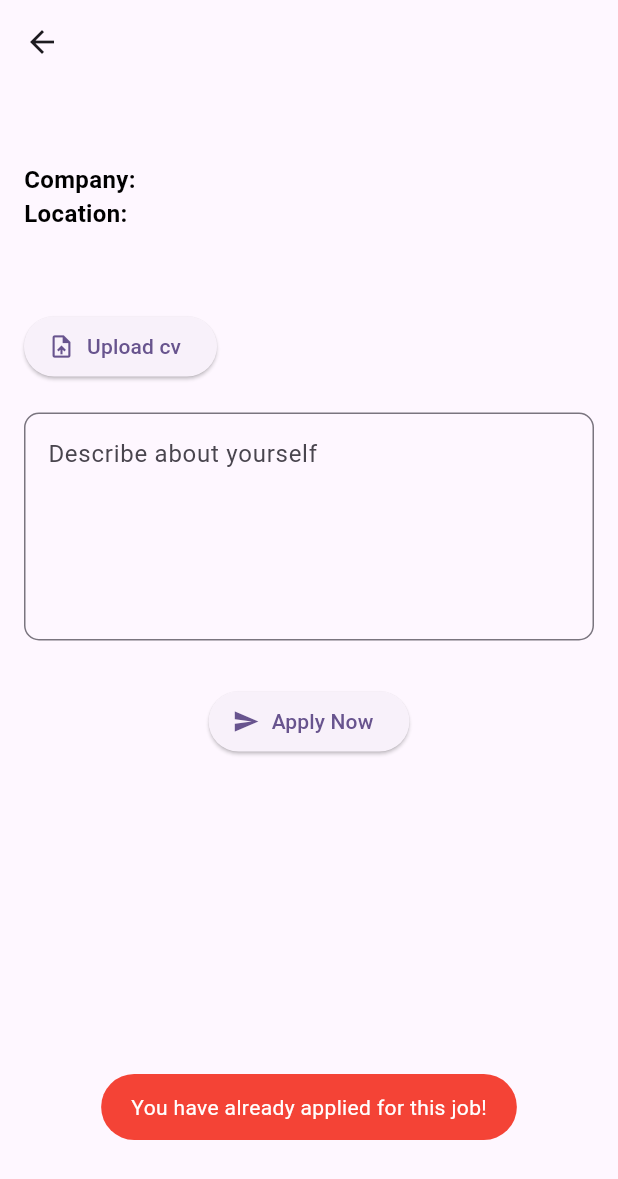
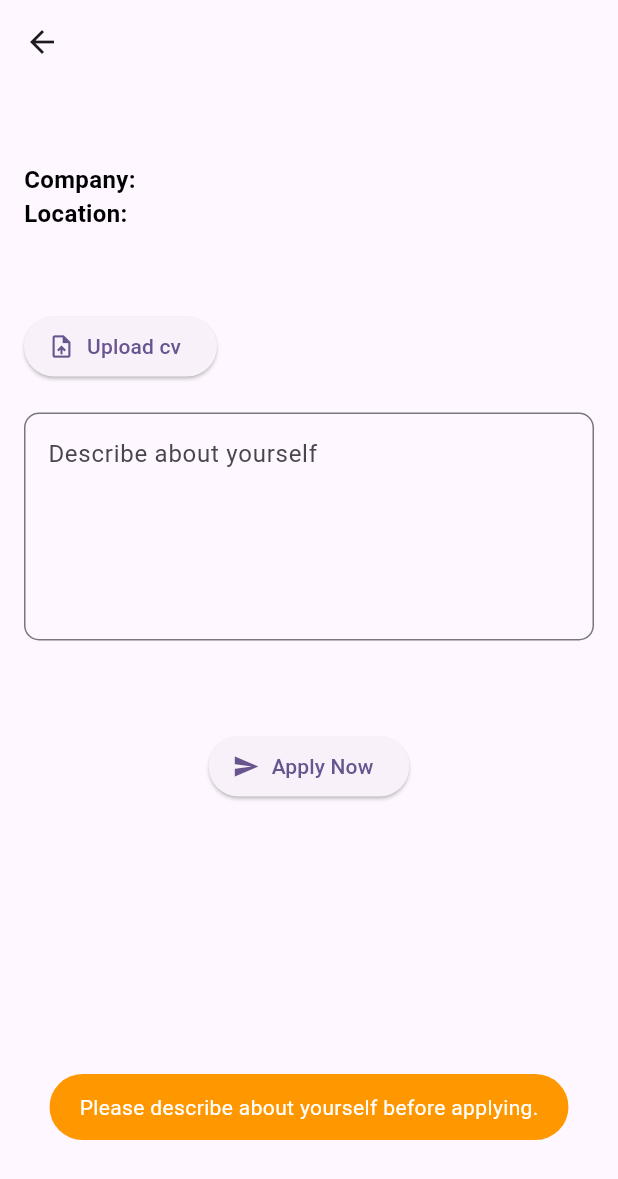
Before and after one commit to kvadah/Serategna, a Flutter app: the JobDetailsPage screen opened directly with empty values, after a tap on "Apply Now", on a phone screen of 412 x 824 dp. Shown: the top 1179 px of the screen. Run offline on Flutter 3.47's test engine with Material 3 defaults, Android fonts, the phone set to English and light mode, and no system bars; our stand-ins replace cloud_firestore, file_picker, firebase_auth, firebase_core, fluttertoast, font_awesome_flutter and 2 more; accounts and stored records are empty.

```diff
--- a/lib/employee/job_detail.dart
+++ b/lib/employee/job_detail.dart
@@ -1,5 +1,6 @@
 import 'dart:developer';
 
+import 'package:cloud_firestore/cloud_firestore.dart';
 import 'package:firebase_auth/firebase_auth.dart';
 import 'package:flutter/material.dart';
 import 'package:file_picker/file_picker.dart';
@@ -20,6 +21,7 @@ class JobDetailsPage extends StatefulWidget {
 class _JobDetailsPageState extends State<JobDetailsPage> {
   String? _cvFilePath;
   final TextEditingController _descriptionController = TextEditingController();
+  bool _isJobExpired = false;
 
   Future<void> _pickCV() async {
     FilePickerResult? result = await FilePicker.platform.pickFiles(
@@ -34,7 +36,34 @@ class _JobDetailsPageState extends State<JobDetailsPage> {
     }
   }
 
+  @override
+  void initState() {
+    super.initState();
+    _checkJobDeadline();
+  }
+
+  void _checkJobDeadline() {
+    Timestamp? deadlineTimestamp = widget.job['deadline'];
+    if (deadlineTimestamp != null) {
+      DateTime deadline = deadlineTimestamp.toDate();
+      _isJobExpired = deadline.isBefore(DateTime.now());
+      log(deadline.toString());
+    } else {
+      _isJobExpired = false; // If no deadline is set, assume it's valid
+    }
+  }
+
   void _submitApplication() async {
+    if (_descriptionController.text.trim().isEmpty) {
+      Fluttertoast.showToast(
+        msg: "Please describe about yourself before applying.",
+        toastLength: Toast.LENGTH_SHORT,
+        gravity: ToastGravity.BOTTOM,
+        backgroundColor: Colors.orange,
+        textColor: Colors.white,
+      );
+      return;
+    }
     User? user = Firebaseauth.getCurrentUser();
     bool alreadyapplied = await FirestoreJobs.applyForJob(
         user!.uid, widget.jobId, _descriptionController.text.trim());
@@ -119,16 +148,28 @@ class _JobDetailsPageState extends State<JobDetailsPage> {
               ),
             ),
             const SizedBox(height: 30),
+            if (_isJobExpired)
+              const Padding(
+                padding: EdgeInsets.symmetric(vertical: 10),
+                child: Text(
+                  "Application deadline has passed.",
+                  style:
+                      TextStyle(color: Colors.red, fontWeight: FontWeight.bold),
+                ),
+              ),
+            const SizedBox(height: 30),
 
             // Apply Button
             Center(
               child: ElevatedButton.icon(
-                onPressed: () {
-                  _submitApplication();
-                },
-                icon: const Icon(Icons.send),
-                label: const Text('Apply Now'),
-              ),
+                  onPressed: () {
+                    _isJobExpired ? null : _submitApplication();
+                  },
+                  icon: const Icon(Icons.send),
+                  label: const Text('Apply Now'),
+                  style: ElevatedButton.styleFrom(
+                    backgroundColor: _isJobExpired ? Colors.grey : null,
+                  )),
             ),
           ],
         ),
```
Also changed, not shown: lib/employee/applications_page.dart (+2 -8 lines), lib/employee/home_page.dart (+37 -9 lines).
